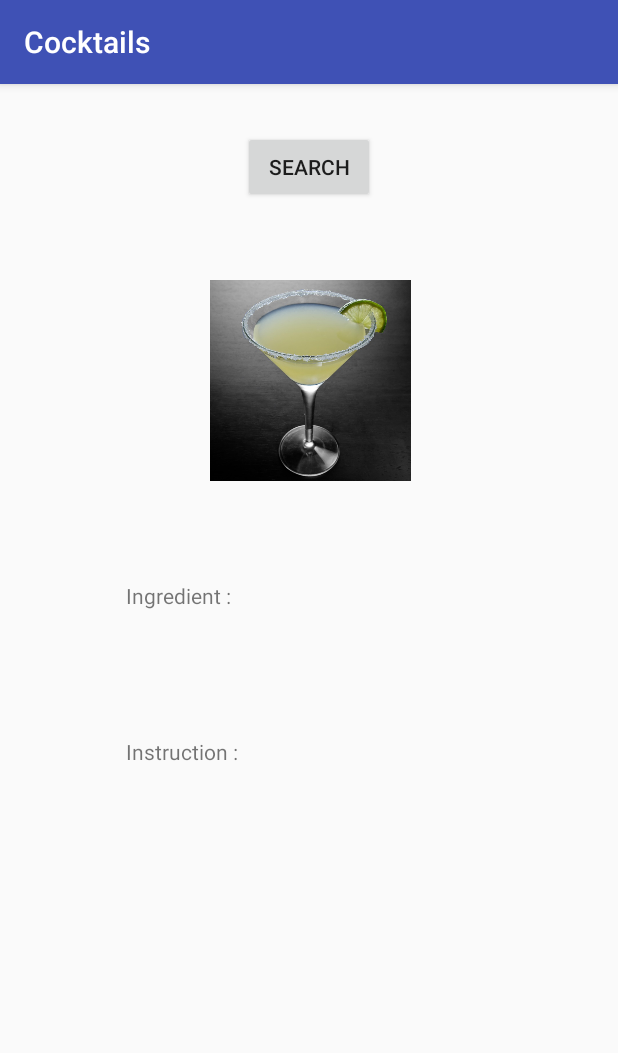
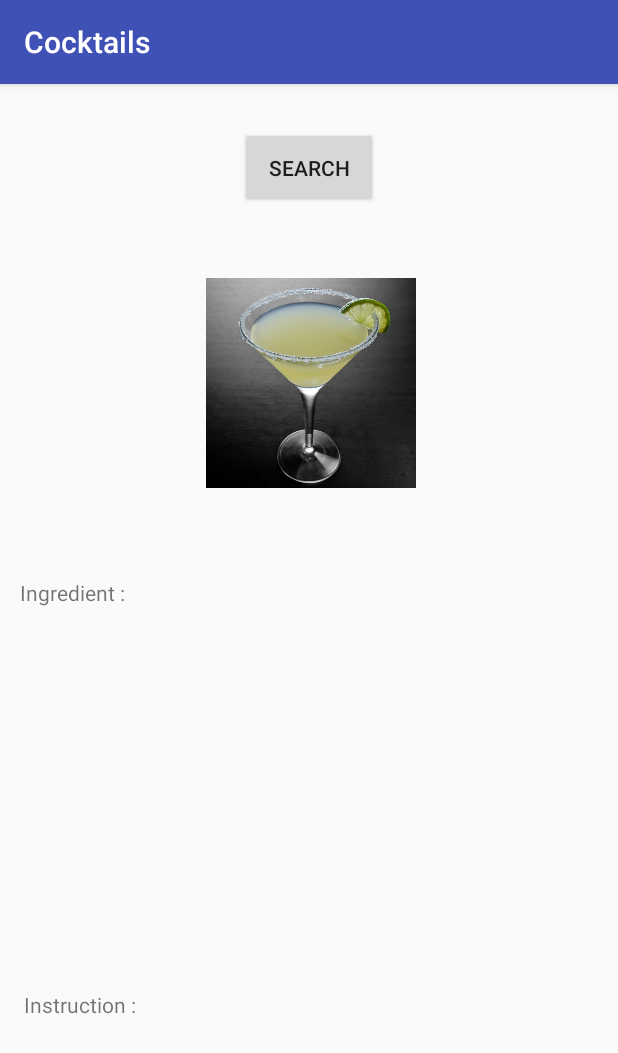
Before and after one commit to ryankwteo/MP7, an Android app: the CocktailActivity screen opened directly, with no data from a screen before it, on a phone screen of 412 x 824 dp. Shown: the top 1053 px of the screen. Run offline under Robolectric (Android 15) with nearby library versions, the phone set to English and light mode, and no system bars.

Commit message:
Name change.

```diff
--- a/app/src/main/java/edu/illinois/cs/cs125/mp7/CocktailActivity.java
+++ b/app/src/main/java/edu/illinois/cs/cs125/mp7/CocktailActivity.java
@@ -17,7 +17,7 @@ public class CocktailActivity extends AppCompatActivity {
         super.onCreate(savedInstanceState);
         setContentView(R.layout.activity_cocktail);
 
-        makeCall();
+        makeIntentCall();
     }
 
     public void openSearch(View view) {
@@ -38,7 +38,7 @@ public class CocktailActivity extends AppCompatActivity {
         }
     }
 
-    public void makeCall() {
+    public void makeIntentCall() {
         Intent intent = getIntent();
         String json = intent.getStringExtra(SearchActivity.jsonToParse);
         if (json != null) {
--- a/app/src/main/java/edu/illinois/cs/cs125/mp7/SearchActivity.java
+++ b/app/src/main/java/edu/illinois/cs/cs125/mp7/SearchActivity.java
@@ -48,8 +48,6 @@ public class SearchActivity extends AppCompatActivity{
 
     public void searchName(View view) {
 
-        String instructions;
-
         AlertDialog.Builder builder = new AlertDialog.Builder(SearchActivity.this);
         builder.setTitle("Cocktail Name Search");
         final EditText input = new EditText(SearchActivity.this);
@@ -58,7 +56,6 @@ public class SearchActivity extends AppCompatActivity{
         builder.setPositiveButton("OK", new DialogInterface.OnClickListener() {
             @Override
             public void onClick(final DialogInterface dialog, final int unused) {
-
                 nameToSearch = input.getText().toString().trim().toLowerCase();
                 APICall(nameToSearch);
             }
--- a/app/src/main/res/layout/activity_cocktail.xml
+++ b/app/src/main/res/layout/activity_cocktail.xml
@@ -8,8 +8,8 @@
 
     <ImageView
         android:id="@+id/imageView3"
-        android:layout_width="163dp"
-        android:layout_height="134dp"
+        android:layout_width="186dp"
+        android:layout_height="140dp"
         app:layout_constraintBottom_toBottomOf="parent"
         app:layout_constraintEnd_toEndOf="parent"
         app:layout_constraintHorizontal_bias="0.503"
@@ -20,8 +20,8 @@
 
     <Button
         android:id="@+id/button"
-        android:layout_width="wrap_content"
-        android:layout_height="wrap_content"
+        android:layout_width="92dp"
+        android:layout_height="54dp"
         android:onClick="openSearch"
         android:text="Search"
         app:layout_constraintBottom_toTopOf="@+id/imageView3"
@@ -32,8 +32,8 @@
 
     <TextView
         android:id="@+id/textView3"
-        android:layout_width="245dp"
-        android:layout_height="64dp"
+        android:layout_width="386dp"
+        android:layout_height="104dp"
         android:text="Ingredient : "
         app:layout_constraintBottom_toBottomOf="parent"
         app:layout_constraintEnd_toEndOf="parent"
@@ -44,14 +44,13 @@
 
     <TextView
         android:id="@+id/instructionsCocktail"
-        android:layout_width="245dp"
-        android:layout_height="72dp"
+        android:layout_width="380dp"
+        android:layout_height="164dp"
         android:text="Instruction : "
         app:layout_constraintBottom_toBottomOf="parent"
         app:layout_constraintEnd_toEndOf="parent"
-        app:layout_constraintHorizontal_bias="0.506"
         app:layout_constraintStart_toStartOf="parent"
         app:layout_constraintTop_toBottomOf="@+id/textView3"
-        app:layout_constraintVertical_bias="0.134" />
+        app:layout_constraintVertical_bias="1.0" />
 
 </android.support.constraint.ConstraintLayout>
```
